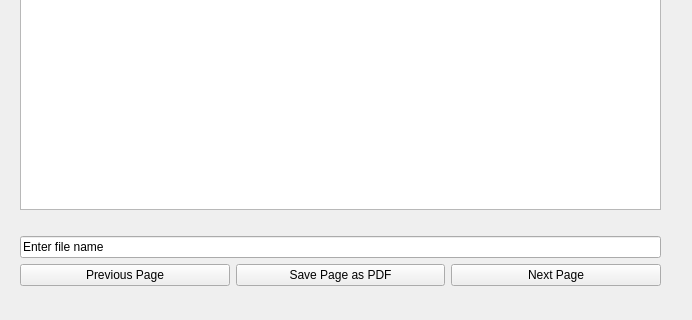
First picture: the form in pdfProcessingWidget.ui, repository jacobpfondevida/PDF-Page-Splitter, before the edit; both pictures show x 0 to 692 and y 235 to 555 of the 692 by 555 pixel window.
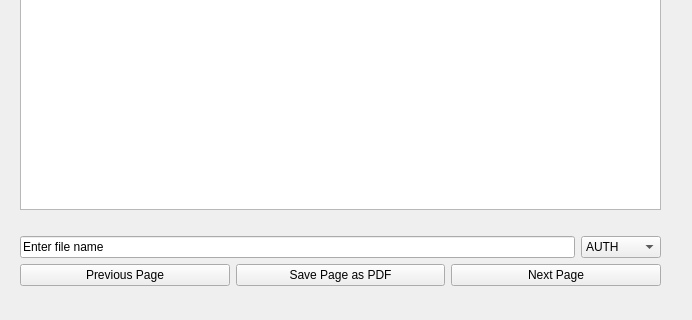
Second picture: the form after the edit.

Commit message: Updated sizing for PDF Processing Page

The edit to the form file:
```diff
--- a/pdfProcessingWidget.ui
+++ b/pdfProcessingWidget.ui
@@ -34,11 +34,35 @@
      </widget>
     </item>
     <item>
+     <layout class="QHBoxLayout" name="horizontalLayout_2">
+      <item>
      <widget class="QLineEdit" name="fileNameLineEdit">
       <property name="text">
        <string>Enter file name</string>
       </property>
      </widget>
+      </item>
+      <item>
+       <widget class="QComboBox" name="docTypeDropdownBox">
+        <property name="minimumSize">
+         <size>
+          <width>80</width>
+          <height>0</height>
+         </size>
+        </property>
+        <item>
+         <property name="text">
+          <string>AUTH</string>
+         </property>
+        </item>
+        <item>
+         <property name="text">
+          <string>REF</string>
+         </property>
+        </item>
+       </widget>
+      </item>
+     </layout>
     </item>
     <item>
      <layout class="QHBoxLayout" name="horizontalLayout">
```
Lines whose indentation alone changed are shown as unchanged.
